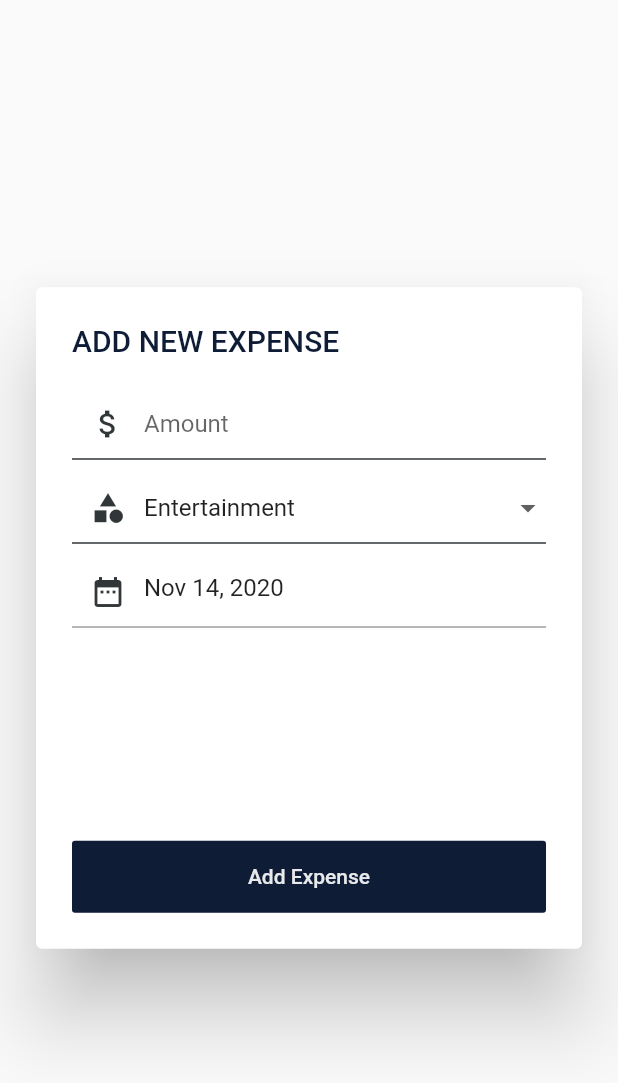
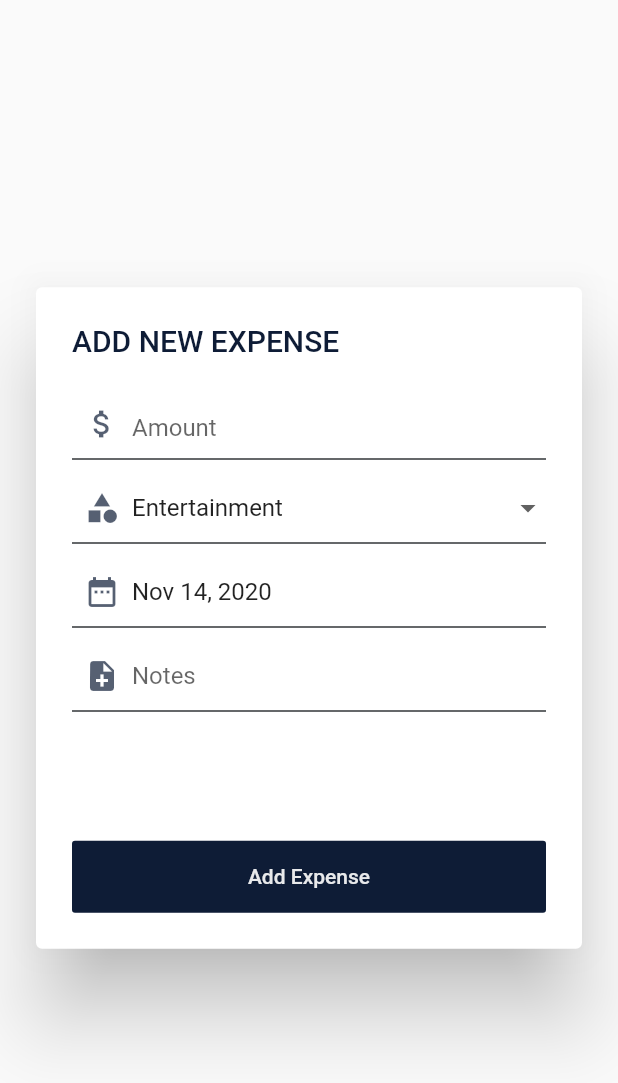
Before and after one commit to hjiangsu/Evity, a Flutter app: the ExpenseDialog widget shown alone on an empty page, opened directly, on a phone screen of 412 x 824 dp. Shown: the top 1083 px of the screen. Run offline on Flutter 3.47's test engine with Material 2 defaults, Android fonts, the phone set to English and light mode, and no system bars; drawn by our look-alikes of date_time_picker; our stand-ins replace cloud_firestore, firebase_auth, firebase_core, flutter_svg; accounts and stored records are empty.

Commit message:
Updated styles and ability to add notes to expenses

```diff
--- a/lib/main.dart
+++ b/lib/main.dart
@@ -64,6 +64,11 @@ class Evity extends StatelessWidget {
           return MaterialApp(
             title: 'Evity',
             home: WelcomeScreen(),
+            theme: ThemeData(
+              primarySwatch: oxfordBlue,
+              primaryColor: onyx,
+              accentColor: oxfordBlue,
+            ),
           );
         }
 
--- a/lib/widgets/dialog/ExpenseDialog.dart
+++ b/lib/widgets/dialog/ExpenseDialog.dart
@@ -26,6 +26,7 @@ class _ExpenseDialogState extends State<ExpenseDialog> {
   static const List<String> categoryList = ['Entertainment', 'Food', 'School', 'Utilities', 'Groceries', 'Home', 'Transportation', 'Misc'];
 
   String _uid;
+  String _note;
   double _amount = 0;
   DateTime _date = DateTime.now();
   String _category = categoryList[0];
@@ -57,7 +58,7 @@ class _ExpenseDialogState extends State<ExpenseDialog> {
 
   void _createNewExpenseRecord() async {
     _formKey.currentState.save();
-    expenses.add({'amount': _amount, 'category': _category, 'date': _date, 'user': _uid}).then((value) => print("Expense Added"));
+    expenses.add({'amount': _amount, 'category': _category, 'date': _date, 'user': _uid, 'note': _note}).then((value) => print("Expense Added"));
   }
 
   @override
@@ -79,9 +80,10 @@ class _ExpenseDialogState extends State<ExpenseDialog> {
                   child: TextFormField(
                     decoration: InputDecoration(
                       hintText: 'Amount',
-                      prefixIcon: Icon(Icons.attach_money, color: onyx),
+                      prefixIcon: Icon(Icons.attach_money, color: oxfordBlue.shade600),
                       enabledBorder: UnderlineInputBorder(borderSide: BorderSide(color: onyx)),
-                      focusedBorder: UnderlineInputBorder(borderSide: BorderSide(color: oxfordBlue, width: 1.5)),
+                      focusedBorder: UnderlineInputBorder(borderSide: BorderSide(color: oxfordBlue, width: 2)),
+                      prefixIconConstraints: BoxConstraints.tight(Size(40, 24)),
                     ),
                     textAlignVertical: TextAlignVertical.center,
                     keyboardType: TextInputType.number,
@@ -92,9 +94,10 @@ class _ExpenseDialogState extends State<ExpenseDialog> {
                   padding: EdgeInsets.only(bottom: 8),
                   child: DropdownButtonFormField<String>(
                     decoration: InputDecoration(
-                      prefixIcon: Icon(Icons.category, color: onyx),
+                      prefixIcon: Icon(Icons.category, color: oxfordBlue.shade600),
                       enabledBorder: UnderlineInputBorder(borderSide: BorderSide(color: onyx)),
-                      focusedBorder: UnderlineInputBorder(borderSide: BorderSide(color: oxfordBlue, width: 1.5)),
+                      focusedBorder: UnderlineInputBorder(borderSide: BorderSide(color: oxfordBlue, width: 2)),
+                      prefixIconConstraints: BoxConstraints.tight(Size(40, 24)),
                     ),
                     value: _category,
                     onChanged: (String value) => setState(() => _category = value),
@@ -108,8 +111,30 @@ class _ExpenseDialogState extends State<ExpenseDialog> {
                     initialValue: _date.toIso8601String(),
                     firstDate: DateTime(2000),
                     lastDate: DateTime(2100),
-                    decoration: InputDecoration(prefixIcon: Icon(Icons.date_range, color: onyx)),
+                    decoration: InputDecoration(
+                      prefixIcon: Icon(Icons.date_range, color: oxfordBlue.shade600),
+                      enabledBorder: UnderlineInputBorder(borderSide: BorderSide(color: onyx)),
+                      focusedBorder: UnderlineInputBorder(borderSide: BorderSide(color: oxfordBlue, width: 2)),
+                      prefixIconConstraints: BoxConstraints.tight(Size(40, 24)),
+                    ),
                     onSaved: (value) => _date = DateTime.parse(value),
+                  ),
+                ),
+                Padding(
+                  padding: EdgeInsets.only(bottom: 8),
+                  child: TextFormField(
+                    key: Key('note-field'),
+                    cursorColor: onyx,
+                    decoration: InputDecoration(
+                      contentPadding: EdgeInsets.symmetric(vertical: 10.0),
+                      hintText: 'Notes',
+                      prefixIcon: Icon(Icons.note_add, color: oxfordBlue.shade600),
+                      prefixIconConstraints: BoxConstraints.tight(Size(40, 24)),
+                      enabledBorder: UnderlineInputBorder(borderSide: BorderSide(color: onyx)),
+                      focusedBorder: UnderlineInputBorder(borderSide: BorderSide(color: oxfordBlue, width: 2)),
+                    ),
+                    keyboardType: TextInputType.visiblePassword,
+                    onSaved: (String value) => _note = value,
                   ),
                 ),
                 Expanded(
```
